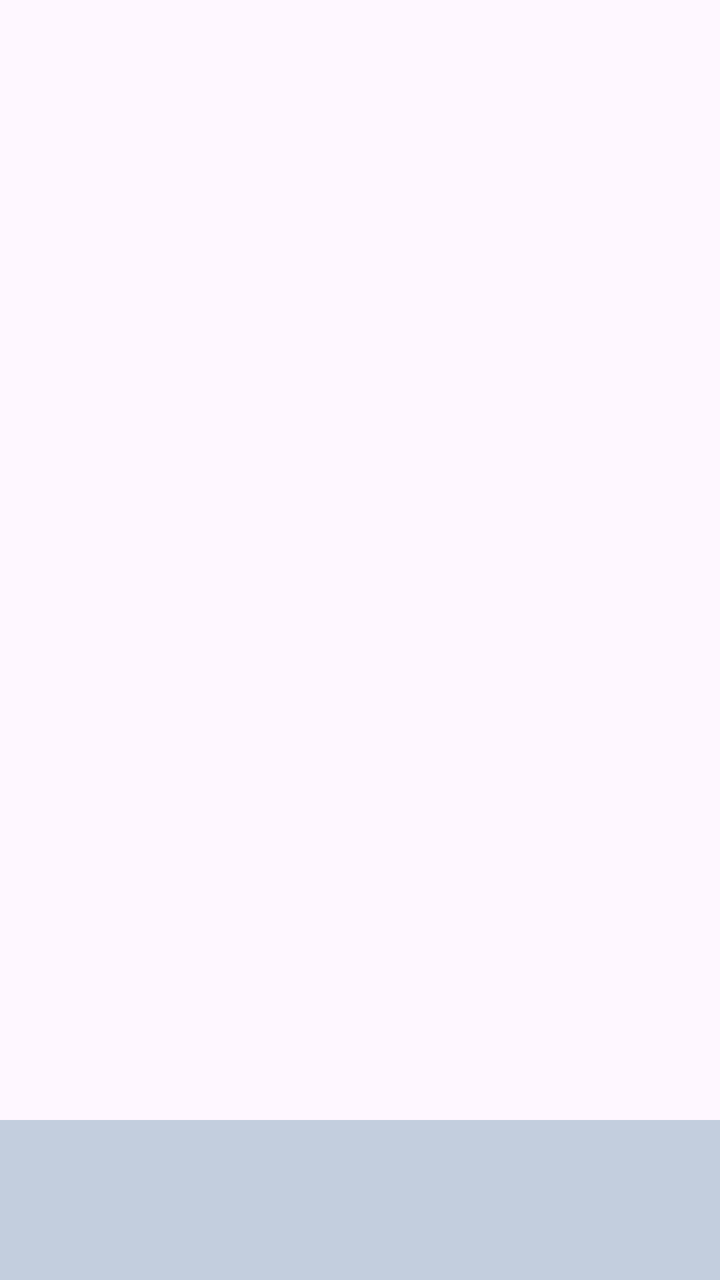
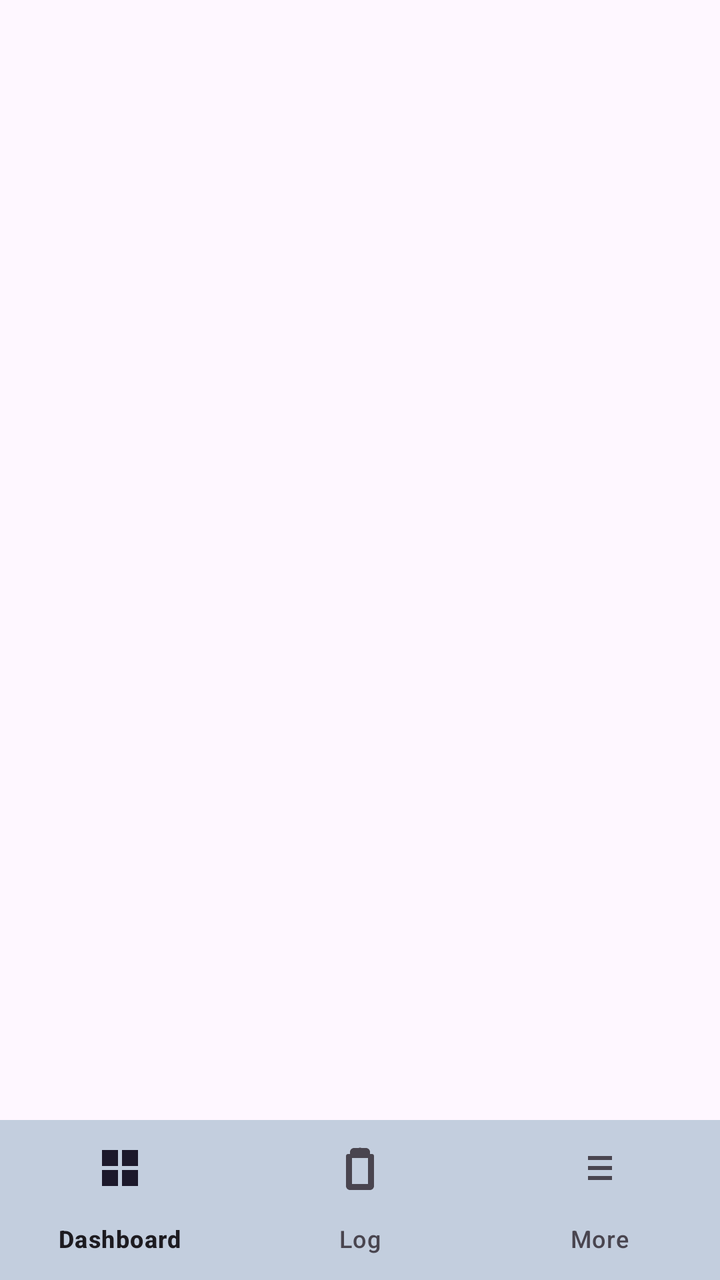

Compare the two renders of this Android layout. The source of the first and the diff that turns it into the second are given below.
<!-- AndroidManifest.xml: application theme Theme.HeronHealth -->
<!-- res/layout/activity_main.xml -->
<?xml version="1.0" encoding="utf-8"?>
<androidx.coordinatorlayout.widget.CoordinatorLayout
    xmlns:android="http://schemas.android.com/apk/res/android"
    xmlns:app="http://schemas.android.com/apk/res-auto"
    android:id="@+id/main"
    android:layout_width="match_parent"
    android:layout_height="match_parent">

    <FrameLayout
        android:id="@+id/fragment_container"
        android:layout_width="match_parent"
        android:layout_height="match_parent"/>

    <com.google.android.material.bottomnavigation.BottomNavigationView
        android:id="@+id/bottomNavigationView"
        android:layout_width="match_parent"
        android:layout_height="wrap_content"
        android:layout_gravity="bottom"
        android:background="#c3cede"/>

</androidx.coordinatorlayout.widget.CoordinatorLayout>
<!-- resources referenced by this layout -->
<resources>
  <style name="Theme.HeronHealth" parent="Base.Theme.HeronHealth" />
  <style name="Base.Theme.HeronHealth" parent="Theme.Material3.DayNight.NoActionBar">
          
          
      </style>
</resources>

<!-- the commit's change to res/layout/activity_main.xml (unified diff, before → after) -->
@@ -16,6 +16,7 @@
         android:layout_width="match_parent"
         android:layout_height="wrap_content"
         android:layout_gravity="bottom"
-        android:background="#c3cede"/>
+        android:background="#c3cede"
+        app:menu="@menu/bottom_nav_bar"/>
 
 </androidx.coordinatorlayout.widget.CoordinatorLayout>
